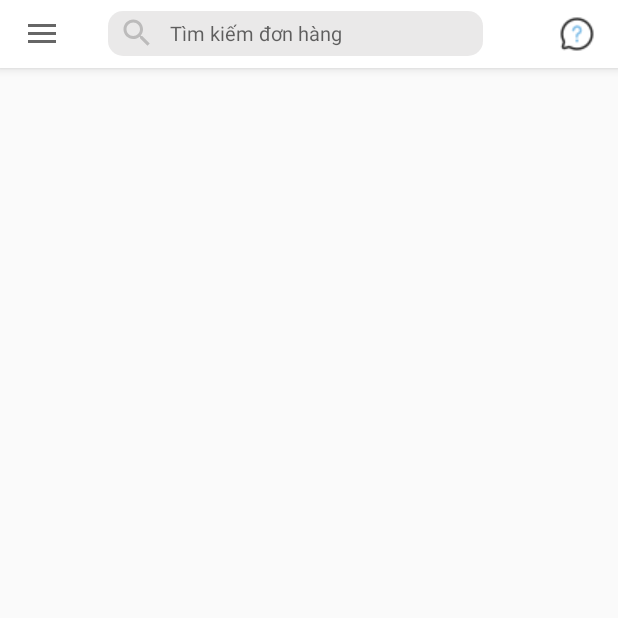
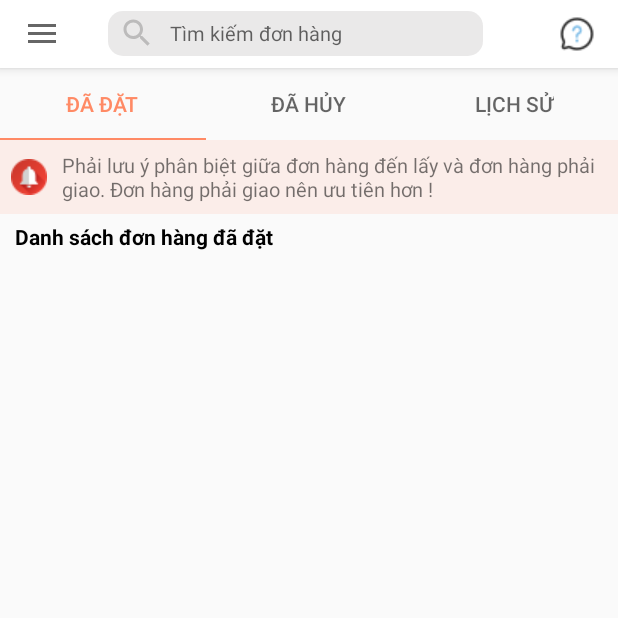
Before and after one commit to gtuan201/TunaAdmin, an Android app: the screen it shows after launch once a user with an empty profile is signed in (MainActivity), on a phone screen of 412 x 824 dp, the top half of it. Run offline under Robolectric (Android 15) with nearby library versions, the phone set to English and light mode, and no system bars; our stand-ins replace Firebase (no records; nobody signed in at launch, a user with empty details on screens opened directly), Picasso, data binding; libraries missing offline, so code that uses them is left out: com.makeramen.roundedimageview; Roboto replaces fonts that are not available here; 2 statements that could not run were skipped.

Commit message:
Tuna Admin

```diff
--- a/app/build.gradle
+++ b/app/build.gradle
@@ -52,5 +52,7 @@ dependencies {
     implementation 'com.airbnb.android:lottie:5.0.3'
     implementation 'com.squareup.picasso:picasso:2.71828'
     implementation "androidx.lifecycle:lifecycle-extensions:2.2.0"
+    implementation "androidx.lifecycle:lifecycle-viewmodel:2.5.1"
+    implementation "androidx.lifecycle:lifecycle-livedata:2.5.1"
 }
 apply plugin: 'com.google.gms.google-services'
--- /dev/null
+++ b/app/src/main/java/com/example/tunashopadmin/adapter/CurrentOrderAdapter.java
@@ -0,0 +1,74 @@
+package com.example.tunashopadmin.adapter;
+
+import android.content.Context;
+import android.view.LayoutInflater;
+import android.view.View;
+import android.view.ViewGroup;
+import android.widget.TextView;
+
+import androidx.annotation.NonNull;
+import androidx.recyclerview.widget.RecyclerView;
+
+import com.example.tunashopadmin.R;
+import com.example.tunashopadmin.model.Order;
+
+import java.lang.invoke.LambdaConversionException;
+import java.util.List;
+
+public class CurrentOrderAdapter extends RecyclerView.Adapter<CurrentOrderAdapter.CurrentOrderViewHolder>{
+
+    private final List<Order> orderList;
+    private final Context context;
+
+    public CurrentOrderAdapter(List<Order> orderList, Context context) {
+        this.orderList = orderList;
+        this.context = context;
+    }
+
+    @NonNull
+    @Override
+    public CurrentOrderViewHolder onCreateViewHolder(@NonNull ViewGroup parent, int viewType) {
+        View view = LayoutInflater.from(context).inflate(R.layout.row_rev_current,parent,false);
+        return new CurrentOrderViewHolder(view);
+    }
+
+    @Override
+    public void onBindViewHolder(@NonNull CurrentOrderViewHolder holder, int position) {
+        Order order = orderList.get(position);
+        if (order==null){
+            return;
+        }
+        holder.name.setText(String.format("Khách hàng: %s", order.getFullname()));
+        holder.id.setText(String.format("Mã đơn hàng: %s", order.getId()));
+        holder.address.setText(String.format("Địa chỉ: %s", order.getAddress()));
+        holder.time.setText(order.getTime());
+        holder.date.setText(order.getDate());
+        holder.totalPrice.setText(String.format("%sđ", order.getTotalprice()));
+    }
+
+    @Override
+    public int getItemCount() {
+        if (orderList != null){
+            return orderList.size();
+        }
+        return 0;
+    }
+
+    public static class CurrentOrderViewHolder extends RecyclerView.ViewHolder {
+        private final TextView name;
+        private final TextView id;
+        private final TextView address;
+        private final TextView time;
+        private final TextView date;
+        private final TextView totalPrice;
+        public CurrentOrderViewHolder(@NonNull View itemView) {
+            super(itemView);
+            name = itemView.findViewById(R.id.name_current);
+            id = itemView.findViewById(R.id.id_current);
+            address = itemView.findViewById(R.id.address_current);
+            time = itemView.findViewById(R.id.time_current);
+            date = itemView.findViewById(R.id.date_current);
+            totalPrice = itemView.findViewById(R.id.total_current);
+        }
+    }
+}
--- a/app/src/main/java/com/example/tunashopadmin/OrderViewPagerAdapter.java
+++ b/app/src/main/java/com/example/tunashopadmin/adapter/OrderViewPagerAdapter.java
@@ -1,4 +1,4 @@
-package com.example.tunashopadmin;
+package com.example.tunashopadmin.adapter;
 
 import androidx.annotation.NonNull;
 import androidx.fragment.app.Fragment;
--- a/app/src/main/java/com/example/tunashopadmin/fragment/CurrentOrderFragment.java
+++ b/app/src/main/java/com/example/tunashopadmin/fragment/CurrentOrderFragment.java
@@ -2,20 +2,48 @@ package com.example.tunashopadmin.fragment;
 
 import android.os.Bundle;
 
+import androidx.annotation.NonNull;
+import androidx.databinding.DataBindingUtil;
 import androidx.fragment.app.Fragment;
+import androidx.lifecycle.LifecycleOwner;
+import androidx.lifecycle.Observer;
+import androidx.lifecycle.ViewModelProvider;
+import androidx.lifecycle.ViewModelStoreOwner;
+import androidx.recyclerview.widget.LinearLayoutManager;
 
 import android.view.LayoutInflater;
 import android.view.View;
 import android.view.ViewGroup;
 
 import com.example.tunashopadmin.R;
+import com.example.tunashopadmin.adapter.CurrentOrderAdapter;
+import com.example.tunashopadmin.databinding.FragmentCurrentOrderBinding;
+import com.example.tunashopadmin.model.Order;
+import com.example.tunashopadmin.viewmodel.OrderViewModel;
+
+import java.util.List;
+import java.util.Objects;
 
 public class CurrentOrderFragment extends Fragment {
+    FragmentCurrentOrderBinding binding;
+    private CurrentOrderAdapter adapter;
 
     @Override
-    public View onCreateView(LayoutInflater inflater, ViewGroup container,
+    public View onCreateView(@NonNull LayoutInflater inflater, ViewGroup container,
                              Bundle savedInstanceState) {
         // Inflate the layout for this fragment
-        return inflater.inflate(R.layout.fragment_current_order, container, false);
+        binding = DataBindingUtil.inflate(inflater,R.layout.fragment_current_order, container, false);
+        View view = binding.getRoot();
+        LinearLayoutManager manager = new LinearLayoutManager(getContext(),LinearLayoutManager.VERTICAL,false);
+        binding.revCurrentOrder.setLayoutManager(manager);
+        OrderViewModel orderViewModel = new ViewModelProvider((ViewModelStoreOwner) requireContext()).get(OrderViewModel.class);
+        orderViewModel.getListMutableLiveData().observe((LifecycleOwner) requireContext(), new Observer<List<Order>>() {
+            @Override
+            public void onChanged(List<Order> orders) {
+                adapter = new CurrentOrderAdapter(orders,getContext());
+                binding.revCurrentOrder.setAdapter(adapter);
+            }
+        });
+        return view;
     }
 }
--- a/app/src/main/java/com/example/tunashopadmin/fragment/OrderListFragment.java
+++ b/app/src/main/java/com/example/tunashopadmin/fragment/OrderListFragment.java
@@ -2,20 +2,43 @@ package com.example.tunashopadmin.fragment;
 
 import android.os.Bundle;
 
+import androidx.annotation.NonNull;
+import androidx.databinding.DataBindingUtil;
 import androidx.fragment.app.Fragment;
 
 import android.view.LayoutInflater;
 import android.view.View;
 import android.view.ViewGroup;
 
+import com.example.tunashopadmin.adapter.OrderViewPagerAdapter;
 import com.example.tunashopadmin.R;
+import com.example.tunashopadmin.databinding.FragmentOrderListBinding;
+import com.google.android.material.tabs.TabLayout;
+import com.google.android.material.tabs.TabLayoutMediator;
 
 public class OrderListFragment extends Fragment {
-
+    FragmentOrderListBinding binding;
     @Override
-    public View onCreateView(LayoutInflater inflater, ViewGroup container,
+    public View onCreateView(@NonNull LayoutInflater inflater, ViewGroup container,
                              Bundle savedInstanceState) {
         // Inflate the layout for this fragment
-        return inflater.inflate(R.layout.fragment_order_list, container, false);
+        binding = DataBindingUtil.inflate(inflater,R.layout.fragment_order_list, container, false);
+        View view = binding.getRoot();
+        OrderViewPagerAdapter adapter = new OrderViewPagerAdapter(getActivity());
+        binding.viewpager2Order.setAdapter(adapter);
+        new TabLayoutMediator(binding.tabOrder, binding.viewpager2Order, (tab, position) -> {
+            switch (position){
+                case 0:
+                    tab.setText("Đã đặt");
+                    break;
+                case 1:
+                    tab.setText("Đã hủy");
+                    break;
+                case 2:
+                    tab.setText("Lịch sử");
+                    break;
+            }
+        }).attach();
+        return view;
     }
 }
--- /dev/null
+++ b/app/src/main/java/com/example/tunashopadmin/viewmodel/OrderViewModel.java
@@ -0,0 +1,72 @@
+package com.example.tunashopadmin.viewmodel;
+
+import androidx.annotation.NonNull;
+import androidx.lifecycle.MutableLiveData;
+import androidx.lifecycle.ViewModel;
+
+import com.example.tunashopadmin.model.Order;
+import com.google.firebase.database.DataSnapshot;
+import com.google.firebase.database.DatabaseError;
+import com.google.firebase.database.DatabaseReference;
+import com.google.firebase.database.FirebaseDatabase;
+import com.google.firebase.database.ValueEventListener;
+
+import java.util.ArrayList;
+import java.util.List;
+
+public class OrderViewModel extends ViewModel {
+    private final MutableLiveData<List<Order>> listMutableLiveData;
+    private final List<Order> orderList = new ArrayList<>();
+
+    public OrderViewModel() {
+        listMutableLiveData = new MutableLiveData<>();
+        initData();
+    }
+
+    private void initData() {
+        DatabaseReference reference = FirebaseDatabase.getInstance().getReference("Bill");
+        reference.child("customer")
+                .addValueEventListener(new ValueEventListener() {
+                    @Override
+                    public void onDataChange(@NonNull DataSnapshot snapshot) {
+                        orderList.clear();
+                        for (DataSnapshot dataSnapshot:snapshot.getChildren()){
+                            String id = ""+dataSnapshot.child("id").getValue();
+                            String name = ""+dataSnapshot.child("fullname").getValue();
+                            String address = ""+dataSnapshot.child("address").getValue();
+                            String shopName = ""+dataSnapshot.child("shopName").getValue();
+                            String time = ""+dataSnapshot.child("time").getValue();
+                            String date = ""+dataSnapshot.child("date").getValue();
+                            String totalPrice = ""+dataSnapshot.child("totalPrice").getValue();
+                            String method = ""+dataSnapshot.child("purchase_method").getValue();
+                            String status = ""+dataSnapshot.child("status").getValue();
+                            if (status.equals("Đang chuẩn bị thức uống")){
+                                Order order = new Order();
+                                order.setId(id);
+                                order.setFullname(name);
+                                order.setTime(time);
+                                order.setDate(date);
+                                order.setTotalprice(totalPrice);
+                                if (method.equals("ship")){
+                                    order.setAddress(address);
+                                }
+                                else if (method.equals("pick up")){
+                                    order.setAddress(shopName);
+                                }
+                                orderList.add(order);
+                            }
+                        }
+                        listMutableLiveData.setValue(orderList);
+                    }
+
+                    @Override
+                    public void onCancelled(@NonNull DatabaseError error) {
+
+                    }
+                });
+    }
+
+    public MutableLiveData<List<Order>> getListMutableLiveData() {
+        return listMutableLiveData;
+    }
+}
--- a/app/src/main/res/layout/fragment_current_order.xml
+++ b/app/src/main/res/layout/fragment_current_order.xml
@@ -1,14 +1,31 @@
 <?xml version="1.0" encoding="utf-8"?>
-<FrameLayout xmlns:android="http://schemas.android.com/apk/res/android"
-    xmlns:tools="http://schemas.android.com/tools"
-    android:layout_width="match_parent"
-    android:layout_height="match_parent"
-    tools:context=".fragment.CurrentOrderFragment">
+<layout xmlns:app="http://schemas.android.com/apk/res-auto"
+    xmlns:android="http://schemas.android.com/apk/res/android">
+    <LinearLayout
+        android:orientation="vertical"
+        android:layout_width="match_parent"
+        android:layout_height="match_parent">
+        <TextView
+            android:text="@string/noti_order"
+            android:textSize="13sp"
+            android:padding="7dp"
+            android:background="#77FBDDD4"
+            android:drawablePadding="10dp"
+            android:layout_width="match_parent"
+            android:layout_height="wrap_content"
+            app:drawableStartCompat="@drawable/bell" />
+        <TextView
+            android:text="Danh sách đơn hàng đã đặt"
+            android:layout_marginVertical="5dp"
+            android:textColor="@color/black"
+            android:textStyle="bold"
+            android:layout_marginStart="10dp"
+            android:layout_width="wrap_content"
+            android:layout_height="wrap_content"/>
+        <androidx.recyclerview.widget.RecyclerView
+            android:id="@+id/rev_current_order"
+            android:layout_width="match_parent"
+            android:layout_height="match_parent"/>
 
-    <!-- TODO: Update blank fragment layout -->
-    <TextView
-        android:layout_width="match_parent"
-        android:layout_height="match_parent"
-        android:text="Current" />
-
-</FrameLayout>
+    </LinearLayout>
+</layout>
--- a/app/src/main/res/layout/fragment_order_list.xml
+++ b/app/src/main/res/layout/fragment_order_list.xml
@@ -1,12 +1,16 @@
 <?xml version="1.0" encoding="utf-8"?>
 <layout xmlns:android="http://schemas.android.com/apk/res/android"
-    xmlns:tools="http://schemas.android.com/tools">
+    xmlns:tools="http://schemas.android.com/tools"
+    xmlns:app="http://schemas.android.com/apk/res-auto">
     <LinearLayout
         android:orientation="vertical"
         android:layout_width="match_parent"
         android:layout_height="match_parent">
         <com.google.android.material.tabs.TabLayout
             android:id="@+id/tab_order"
+            app:tabSelectedTextColor="#FF8A65"
+            app:tabIndicatorColor="#FF8A65"
+            app:tabIndicatorHeight="1.5dp"
             android:layout_width="match_parent"
             android:layout_height="wrap_content"/>
         <androidx.viewpager2.widget.ViewPager2
--- a/app/src/main/res/values-night/themes.xml
+++ b/app/src/main/res/values-night/themes.xml
@@ -3,7 +3,7 @@
     <style name="Theme.TunaShopAdmin" parent="Theme.AppCompat.Light.NoActionBar">
         <!-- Primary brand color. -->
         <item name="colorPrimary">#FDB03E</item>
-        <item name="colorPrimaryVariant">#003700B3</item>
+        <item name="colorPrimaryVariant">#3700B3</item>
         <item name="colorOnPrimary">@color/black</item>
         <!-- Secondary brand color. -->
         <item name="colorSecondary">@color/teal_200</item>
--- a/app/src/main/res/values/strings.xml
+++ b/app/src/main/res/values/strings.xml
@@ -8,4 +8,5 @@
     <string name="closeDrawer">Close</string>
     <!-- TODO: Remove or change this placeholder text -->
     <string name="hello_blank_fragment">Hello blank fragment</string>
+    <string name="noti_order">Phải lưu ý phân biệt giữa đơn hàng đến lấy và đơn hàng phải giao. Đơn hàng phải giao nên ưu tiên hơn !</string>
 </resources>
--- a/app/src/main/res/values/themes.xml
+++ b/app/src/main/res/values/themes.xml
@@ -3,7 +3,7 @@
     <style name="Theme.TunaShopAdmin" parent="Theme.AppCompat.Light.NoActionBar">
         <!-- Primary brand color. -->
         <item name="colorPrimary">#FDB03E</item>
-        <item name="colorPrimaryVariant">#003700B3</item>
+        <item name="colorPrimaryVariant">#3700B3</item>
         <item name="colorOnPrimary">@color/white</item>
         <!-- Secondary brand color. -->
         <item name="colorSecondary">@color/teal_200</item>
```
Also changed, not shown: app/src/main/java/com/example/tunashopadmin/model/Order.java (added, +112 -0 lines), app/src/main/res/layout/row_rev_current.xml (added, +87 -0 lines), app/src/main/res/drawable/bell.png (added).
